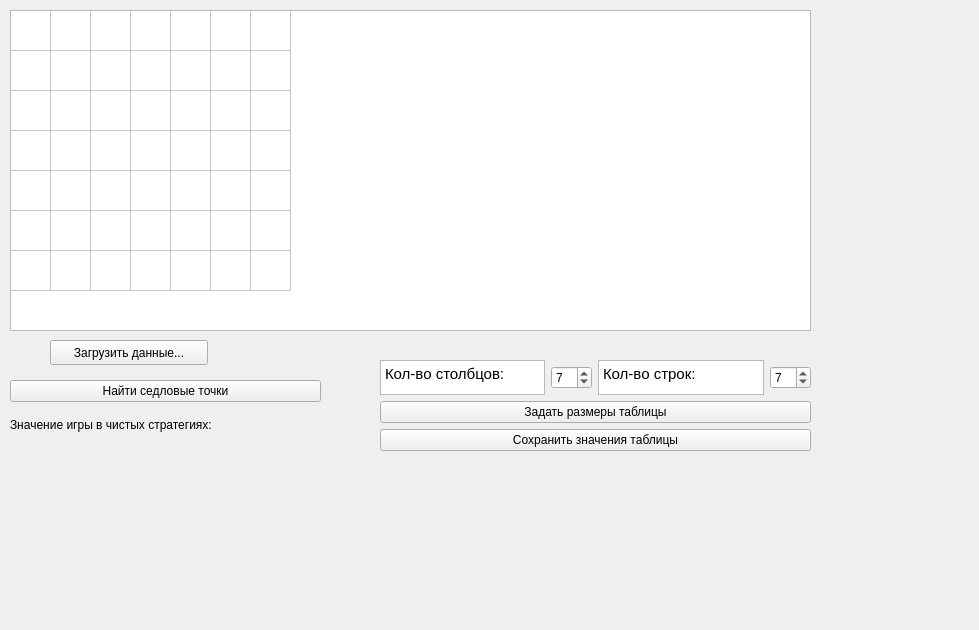
Above: app.ui from lizatish/GameTheory before the change. Below: the same form after it.
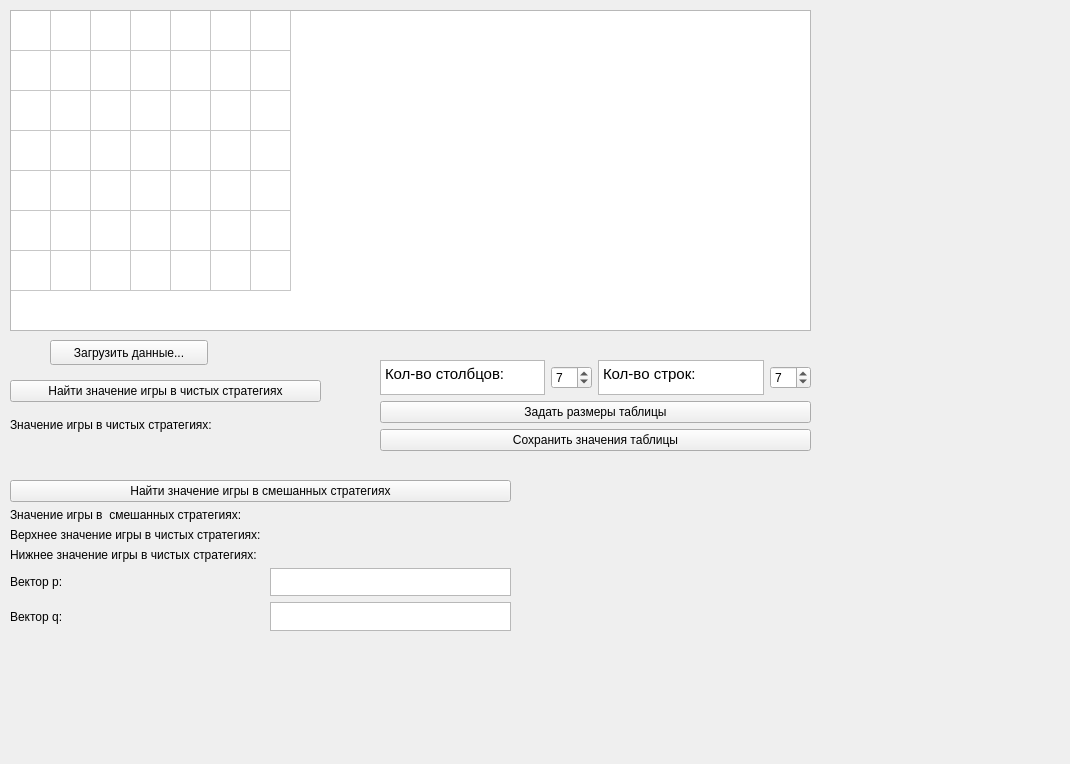
That is the form after the change.

Commit message: Добавлене смешанных стратегий

The edit to the form file:
```diff
--- a/app.ui
+++ b/app.ui
@@ -9,8 +9,8 @@
    <rect>
     <x>0</x>
     <y>0</y>
-    <width>979</width>
-    <height>630</height>
+    <width>1070</width>
+    <height>764</height>
    </rect>
   </property>
   <property name="sizePolicy">
@@ -120,7 +120,7 @@
     <item row="0" column="0">
      <widget class="QPushButton" name="findSaddlePointsButton">
       <property name="text">
-       <string>Найти седловые точки</string>
+       <string>Найти значение игры в чистых стратегиях</string>
       </property>
      </widget>
     </item>
@@ -198,6 +198,91 @@
     </item>
    </layout>
   </widget>
+  <widget class="QWidget" name="gridLayoutWidget_5">
+   <property name="geometry">
+    <rect>
+     <x>10</x>
+     <y>480</y>
+     <width>501</width>
+     <height>151</height>
+    </rect>
+   </property>
+   <layout class="QGridLayout" name="gridLayout_5">
+    <item row="0" column="0">
+     <widget class="QPushButton" name="getWinMixedStrategyVal">
+      <property name="text">
+       <string>Найти значение игры в смешанных стратегиях</string>
+      </property>
+     </widget>
+    </item>
+    <item row="1" column="0">
+     <layout class="QGridLayout" name="gridLayout_6">
+      <item row="4" column="1">
+       <widget class="QTextEdit" name="vector_q"/>
+      </item>
+      <item row="3" column="1">
+       <widget class="QTextEdit" name="vector_p"/>
+      </item>
+      <item row="0" column="1">
+       <widget class="QLabel" name="win_value_on_mixed_strategy">
+        <property name="text">
+         <string/>
+        </property>
+       </widget>
+      </item>
+      <item row="4" column="0">
+       <widget class="QLabel" name="label_4">
+        <property name="text">
+         <string>Вектор q:</string>
+        </property>
+       </widget>
+      </item>
+      <item row="3" column="0">
+       <widget class="QLabel" name="label_3">
+        <property name="text">
+         <string>Вектор p:</string>
+        </property>
+       </widget>
+      </item>
+      <item row="1" column="0">
+       <widget class="QLabel" name="label_5">
+        <property name="text">
+         <string>Верхнее значение игры в чистых стратегиях: </string>
+        </property>
+       </widget>
+      </item>
+      <item row="2" column="0">
+       <widget class="QLabel" name="label_6">
+        <property name="text">
+         <string>Нижнее значение игры в чистых стратегиях: </string>
+        </property>
+       </widget>
+      </item>
+      <item row="0" column="0">
+       <widget class="QLabel" name="label_2">
+        <property name="text">
+         <string>Значение игры в  смешанных стратегиях: </string>
+        </property>
+       </widget>
+      </item>
+      <item row="2" column="1">
+       <widget class="QLabel" name="v2_down_mixed_strategy">
+        <property name="text">
+         <string/>
+        </property>
+       </widget>
+      </item>
+      <item row="1" column="1">
+       <widget class="QLabel" name="v1_up_mixed_strategy">
+        <property name="text">
+         <string/>
+        </property>
+       </widget>
+      </item>
+     </layout>
+    </item>
+   </layout>
+  </widget>
  </widget>
  <resources/>
  <connections/>
```
Left out of the diff: 2 changed lines with no effect on the pictures. The commit also changes 2 other files.
